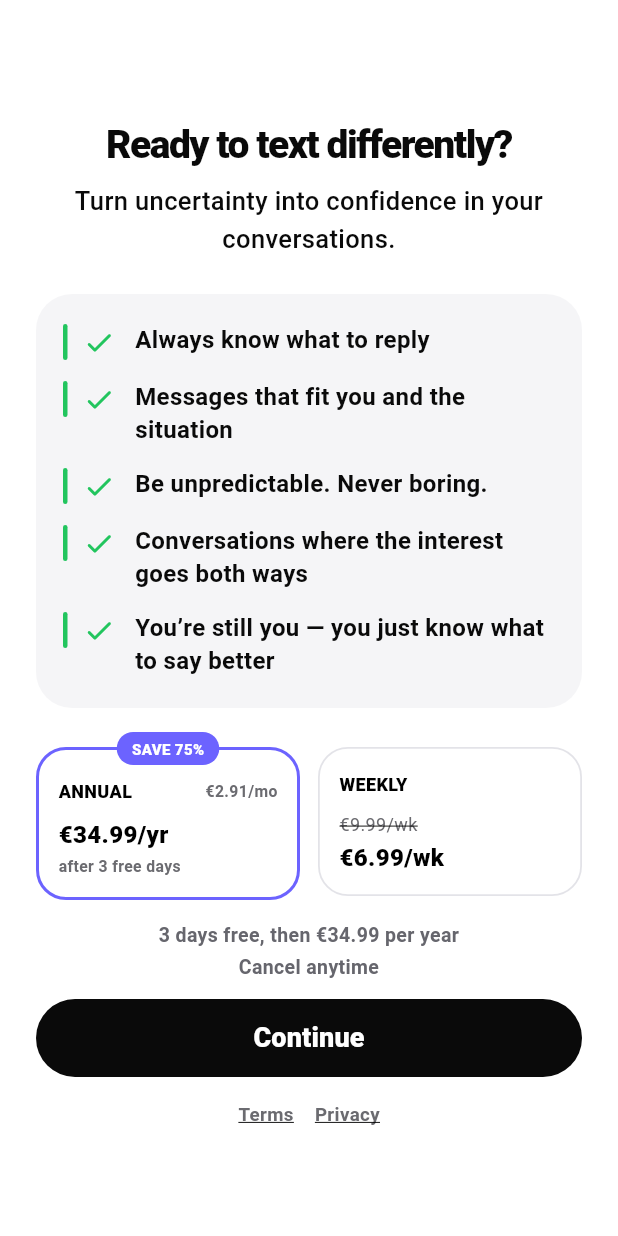
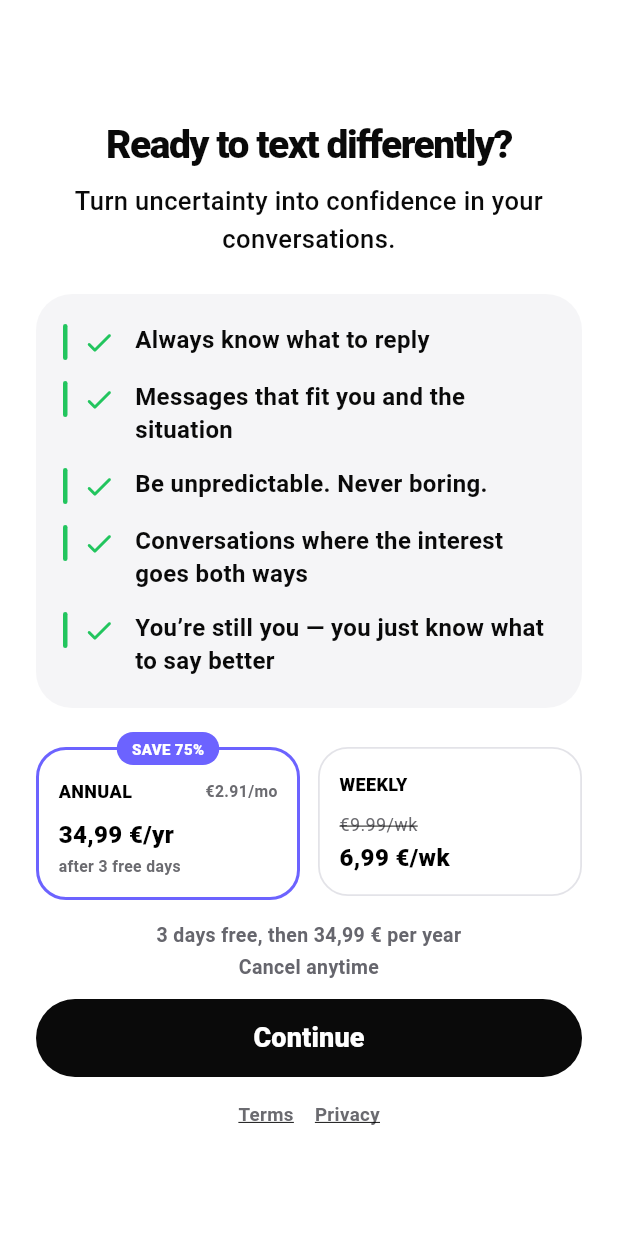
Before and after one commit to vinaldovabdala29-cell/upcrush-app, a Flutter app: the PaywallFlow screen opened directly, on a phone screen of 412 x 824 dp. Run offline on Flutter 3.47's test engine with Material 3 defaults, Android fonts, the phone set to English and light mode, and no system bars; our stand-ins replace image_picker, in_app_review, shared_preferences, video_player; missing offline and left inert: purchases_flutter; accounts and stored records are empty.

Commit message:
Add files via upload

```diff
--- a/lib/services/revenue_cat_service.dart
+++ b/lib/services/revenue_cat_service.dart
@@ -11,12 +11,11 @@ class RevenueCatService {
   // NOVO OFFERING (added) — identifier configurado no RevenueCat
   // para o novo paywall (planos Annual + Weekly sem trial).
   //
-  // Confirmado no RevenueCat: o Offering Identifier ficou gravado
-  // como "Annual" (não "new_paywall" nem "new paywall"), contendo
-  // os packages $rc_weekly (upcrush_premium_weekly_no_trial) e
-  // $rc_annual (upcrush_premium_yearly_trial).
+  // Novo paywall usa o Offering "default", que agora contém
+  // os packages $rc_weekly e $rc_annual associados aos produtos
+  // novos _v2 configurados no App Store Connect / RevenueCat.
   // ============================================================
-  static const String _newOfferingId = 'Annual';
+  static const String _newOfferingId = 'default';
 
   static Future<void> init() async {
     await Purchases.setLogLevel(LogLevel.debug);
@@ -114,12 +113,10 @@ class RevenueCatService {
   // NOVO OFFERING — FUNÇÕES ADICIONADAS (added)
   // ============================================================
   //
-  // Tudo o que vem a seguir e completamente independente do que
-  // ja existe acima. Busca o offering pelo NOME especifico
-  // (_newOfferingId), nunca por "current" — assim o produto antigo
-  // (upcrush_premium_weekly, usado por buyWeekly() e getPrice())
-  // nunca e afetado, mesmo que decidas mais tarde tornar o novo
-  // offering o "Current Offering" no RevenueCat.
+  // Tudo o que vem a seguir usa explicitamente o Offering "default".
+  // Esse offering contém os novos packages Weekly e Annual.
+  // As funções antigas buyWeekly() e getPrice() continuam preservadas
+  // para compatibilidade com qualquer fluxo legado do app.
   // ============================================================
 
   /// Busca o novo Offering pelo identifier configurado.
@@ -136,14 +133,14 @@ class RevenueCatService {
   }
 
   /// Devolve o package do plano ANUAL do novo offering
-  /// (upcrush_premium_yearly_trial, com trial).
+  /// (upcrush_premium_yearly_trial_v2, com trial).
   static Future<Package?> _getAnnualPackage() async {
     final offering = await _getNewOffering();
     return offering?.annual;
   }
 
   /// Devolve o package do plano SEMANAL sem trial do novo offering
-  /// (upcrush_premium_weekly_no_trial).
+  /// (UpCrush_Premium_Weekly_No_Trial_v2).
   static Future<Package?> _getWeeklyNoTrialPackage() async {
     final offering = await _getNewOffering();
     return offering?.weekly;
@@ -171,7 +168,7 @@ class RevenueCatService {
     }
   }
 
-  /// Compra o plano ANUAL (upcrush_premium_yearly_trial, com trial).
+  /// Compra o plano ANUAL (upcrush_premium_yearly_trial_v2, com trial).
   static Future<PurchaseServiceResult> buyAnnual() async {
     try {
       final package = await _getAnnualPackage();
@@ -204,7 +201,7 @@ class RevenueCatService {
   }
 
   /// Compra o plano SEMANAL sem trial
-  /// (upcrush_premium_weekly_no_trial).
+  /// (UpCrush_Premium_Weekly_No_Trial_v2).
   static Future<PurchaseServiceResult> buyWeeklyNoTrial() async {
     try {
       final package = await _getWeeklyNoTrialPackage();
--- a/lib/widgets/paywall_screen.dart
+++ b/lib/widgets/paywall_screen.dart
@@ -39,9 +39,9 @@ class _PaywallFlowState extends State<PaywallFlow> {
     RevenueCatService.getPrice().then((p) {
       if (mounted) setState(() => _price = p);
     });
-    // Busca os preços reais dos novos planos (Annual/Weekly sem
-    // trial) para uso futuro — não substitui ainda os textos fixos
-    // em _planText(), só deixa os valores prontos.
+    // Busca os preços reais dos novos planos no RevenueCat/App Store.
+    // Esses valores são usados diretamente no paywall para respeitar
+    // a moeda e o preço local do utilizador.
     RevenueCatService.getAnnualPrice().then((p) {
       if (mounted) setState(() => _annualPrice = p);
     });
@@ -205,13 +205,27 @@ class _PaywallFlowState extends State<PaywallFlow> {
   }
 
   String _planText(String l, String key) {
-    const m = {
-      'pt': {'weekly':'SEMANAL','annual':'ANUAL','save':'ECONOMIZE 75%','month':'2,91 €/mês','annualPrice':'34,99 €/ano','after':'após 3 dias grátis','old':'9,99 €/sem','week':'6,99 €/sem'},
-      'de': {'weekly':'WÖCHENTLICH','annual':'JÄHRLICH','save':'75% SPAREN','month':'2,91 €/Mon','annualPrice':'34,99 €/Jr','after':'nach 3 kostenlosen Tagen','old':'9,99 €/Wo','week':'6,99 €/Wo'},
-      'es': {'weekly':'SEMANAL','annual':'ANUAL','save':'AHORRA 75%','month':'2,91 €/mes','annualPrice':'34,99 €/año','after':'después de 3 días gratis','old':'9,99 €/sem','week':'6,99 €/sem'},
-      'fr': {'weekly':'HEBDOMADAIRE','annual':'ANNUEL','save':'ÉCONOMISEZ 75%','month':'2,91 €/mois','annualPrice':'34,99 €/an','after':'après 3 jours gratuits','old':'9,99 €/sem','week':'6,99 €/sem'},
-      'it': {'weekly':'SETTIMANALE','annual':'ANNUALE','save':'RISPARMIA IL 75%','month':'2,91 €/mese','annualPrice':'34,99 €/anno','after':'dopo 3 giorni gratis','old':'9,99 €/sett','week':'6,99 €/sett'},
-      'en': {'weekly':'WEEKLY','annual':'ANNUAL','save':'SAVE 75%','month':'€2.91/mo','annualPrice':'€34.99/yr','after':'after 3 free days','old':'€9.99/wk','week':'€6.99/wk'},
+    final annualPrice = _annualPrice.isEmpty ? '34,99 €' : _annualPrice;
+    final weeklyPrice = _weeklyPrice.isEmpty ? '6,99 €' : _weeklyPrice;
+
+    String monthlyEquivalent() {
+      switch (l) {
+        case 'de': return '2,91 €/Mon';
+        case 'es': return '2,91 €/mes';
+        case 'pt': return '2,91 €/mês';
+        case 'fr': return '2,91 €/mois';
+        case 'it': return '2,91 €/mese';
+        default: return '€2.91/mo';
+      }
+    }
+
+    final m = {
+      'pt': {'weekly':'SEMANAL','annual':'ANUAL','save':'ECONOMIZE 75%','month':monthlyEquivalent(),'annualPrice':'$annualPrice/ano','after':'após 3 dias grátis','old':'9,99 €/sem','week':'$weeklyPrice/sem'},
+      'de': {'weekly':'WÖCHENTLICH','annual':'JÄHRLICH','save':'75% SPAREN','month':monthlyEquivalent(),'annualPrice':'$annualPrice/Jr','after':'nach 3 kostenlosen Tagen','old':'9,99 €/Wo','week':'$weeklyPrice/Wo'},
+      'es': {'weekly':'SEMANAL','annual':'ANUAL','save':'AHORRA 75%','month':monthlyEquivalent(),'annualPrice':'$annualPrice/año','after':'después de 3 días gratis','old':'9,99 €/sem','week':'$weeklyPrice/sem'},
+      'fr': {'weekly':'HEBDOMADAIRE','annual':'ANNUEL','save':'ÉCONOMISEZ 75%','month':monthlyEquivalent(),'annualPrice':'$annualPrice/an','after':'après 3 jours gratuits','old':'9,99 €/sem','week':'$weeklyPrice/sem'},
+      'it': {'weekly':'SETTIMANALE','annual':'ANNUALE','save':'RISPARMIA IL 75%','month':monthlyEquivalent(),'annualPrice':'$annualPrice/anno','after':'dopo 3 giorni gratis','old':'9,99 €/sett','week':'$weeklyPrice/sett'},
+      'en': {'weekly':'WEEKLY','annual':'ANNUAL','save':'SAVE 75%','month':monthlyEquivalent(),'annualPrice':'$annualPrice/yr','after':'after 3 free days','old':'€9.99/wk','week':'$weeklyPrice/wk'},
     };
     return (m[l] ?? m['en']!)[key]!;
   }
@@ -231,23 +245,26 @@ class _PaywallFlowState extends State<PaywallFlow> {
   // selecionado (anual vs semanal). Devolve 2 linhas para o plano
   // anual (garante que cabe mesmo em ecrãs pequenos como o iPhone SE).
   List<String> _belowButtonLines(String l) {
+    final annualPrice = _annualPrice.isEmpty ? '34,99 €' : _annualPrice;
+    final weeklyPrice = _weeklyPrice.isEmpty ? '6,99 €' : _weeklyPrice;
+
     if (_selectedPlan == 'annual') {
       switch (l) {
-        case 'de': return ['3 Tage kostenlos, danach 34,99 € pro Jahr', 'Jederzeit kündbar'];
-        case 'es': return ['3 días gratis, luego 34,99 € al año', 'Cancela cuando quieras'];
-        case 'pt': return ['3 dias grátis, depois 34,99 € por ano', 'Cancele quando quiser'];
-        case 'fr': return ['3 jours gratuits, puis 34,99 € par an', 'Annulable à tout moment'];
-        case 'it': return ['3 giorni gratis, poi 34,99 € all\u2019anno', 'Annulla quando vuoi'];
-        default: return ['3 days free, then \u20ac34.99 per year', 'Cancel anytime'];
+        case 'de': return ['3 Tage kostenlos, danach $annualPrice pro Jahr', 'Jederzeit kündbar'];
+        case 'es': return ['3 días gratis, luego $annualPrice al año', 'Cancela cuando quieras'];
+        case 'pt': return ['3 dias grátis, depois $annualPrice por ano', 'Cancele quando quiser'];
+        case 'fr': return ['3 jours gratuits, puis $annualPrice par an', 'Annulable à tout moment'];
+        case 'it': return ['3 giorni gratis, poi $annualPrice all’anno', 'Annulla quando vuoi'];
+        default: return ['3 days free, then $annualPrice per year', 'Cancel anytime'];
       }
     } else {
       switch (l) {
-        case 'de': return ['Abgerechnet 6,99 € pro Woche'];
-        case 'es': return ['Se factura 6,99 € por semana'];
-        case 'pt': return ['Cobrado 6,99 € por semana'];
-        case 'fr': return ['Facturé 6,99 € par semaine'];
-        case 'it': return ['Fatturato 6,99 € a settimana'];
-        default: return ['Billed \u20ac6.99 per week'];
+        case 'de': return ['Abgerechnet $weeklyPrice pro Woche'];
+        case 'es': return ['Se factura $weeklyPrice por semana'];
+        case 'pt': return ['Cobrado $weeklyPrice por semana'];
+        case 'fr': return ['Facturé $weeklyPrice par semaine'];
+        case 'it': return ['Fatturato $weeklyPrice a settimana'];
+        default: return ['Billed $weeklyPrice per week'];
       }
     }
   }
--- a/pubspec.yaml
+++ b/pubspec.yaml
@@ -4,7 +4,7 @@ description: "UpCrush AI— O teu copiloto de conversa."
 
 publish_to: 'none'
 
-version: 1.0.29
+version: 1.1.0
 
 environment:
   sdk: ^3.11.1
```
